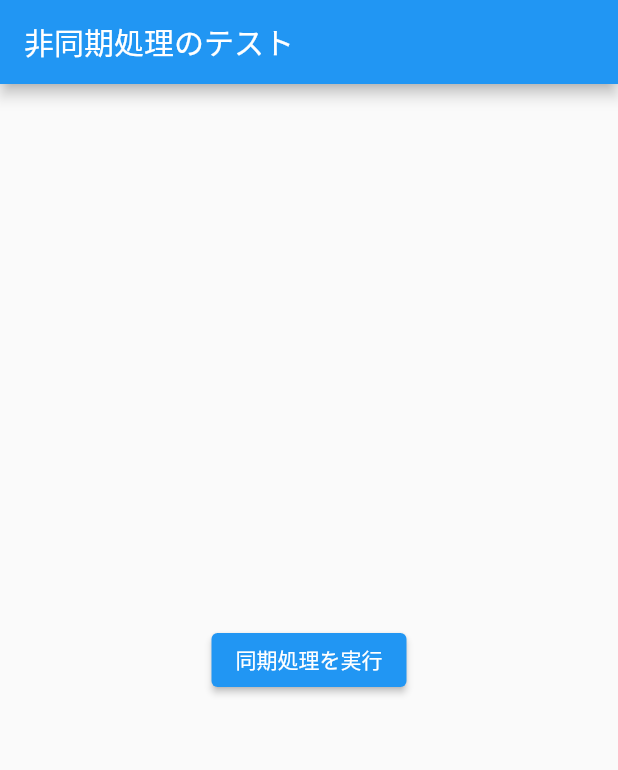
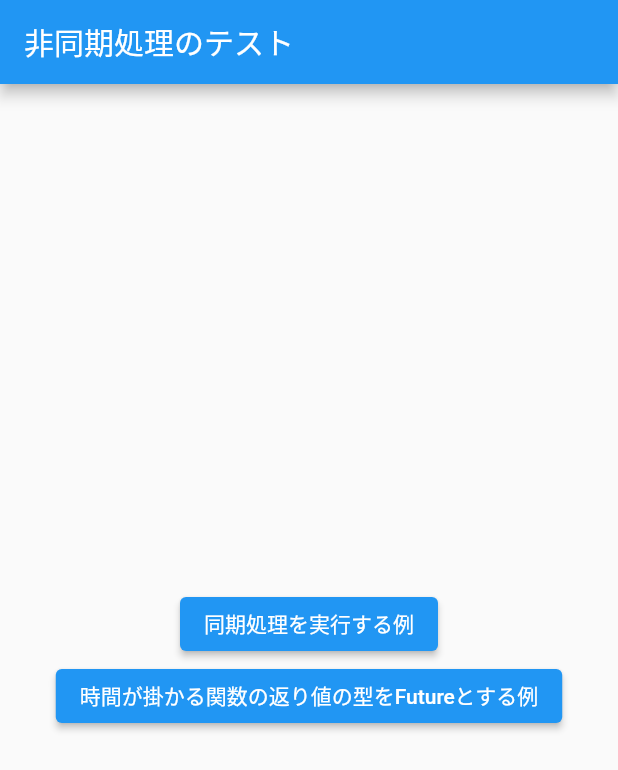
Before and after one commit to ryo0213/flutter_verification, a Flutter app: the screen it shows after launch, on a phone screen of 412 x 824 dp. Shown: the top 770 px of the screen. Run offline on Flutter 3.47's test engine with Material 2 defaults, Android fonts, the phone set to English and light mode, and no system bars.

Commit message:
時間が掛かる関数の返り値の型をFutureとする例の追加

```diff
--- /dev/null
+++ b/lib/future_example.dart
@@ -0,0 +1,12 @@
+// 時間が掛かる関数の返り値の型をFutureとする例
+class FutureExample {
+  static Future<String> pickAllDocuments() {
+    String docs = '';
+    // 時間がかかる処理と想定
+    for (int i = 0; i < 100000; ++i) {
+      if (i == 99999) docs = 'Finish pickAllDocuments!';
+    }
+    return Future<String>.value(docs);
+  }
+
+}
--- a/lib/main.dart
+++ b/lib/main.dart
@@ -1,5 +1,6 @@
 import 'package:flutter/material.dart';
-import 'package:flutter_verification/sync_processing.dart';
+import 'package:flutter_verification/future_example.dart';
+import 'package:flutter_verification/sync_processing_example.dart';
 
 
 void main() {
@@ -43,11 +44,19 @@ class _MyHomePageState extends State<MyHomePage> {
           children: <Widget>[
             ElevatedButton(
               onPressed: () {
-                final docs = SyncProcessing.pickAllDocuments();
+                final docs = SyncProcessingExample.pickAllDocuments();
                 print(docs);
                 print('next....');
               },
-              child: const Text('同期処理を実行'),
+              child: const Text('同期処理を実行する例'),
+            ),
+            ElevatedButton(
+              onPressed: () {
+                final docs = FutureExample.pickAllDocuments();
+                print(docs);
+                print('next....');
+              },
+              child: const Text('時間が掛かる関数の返り値の型をFutureとする例'),
             ),
           ],
         ),
--- a/lib/sync_processing.dart
+++ b/lib/sync_processing_example.dart
@@ -1,6 +1,6 @@
 
 // 通常の同期処理
-class SyncProcessing {
+class SyncProcessingExample {
 
   static String pickAllDocuments() {
     String docs = '';
```
